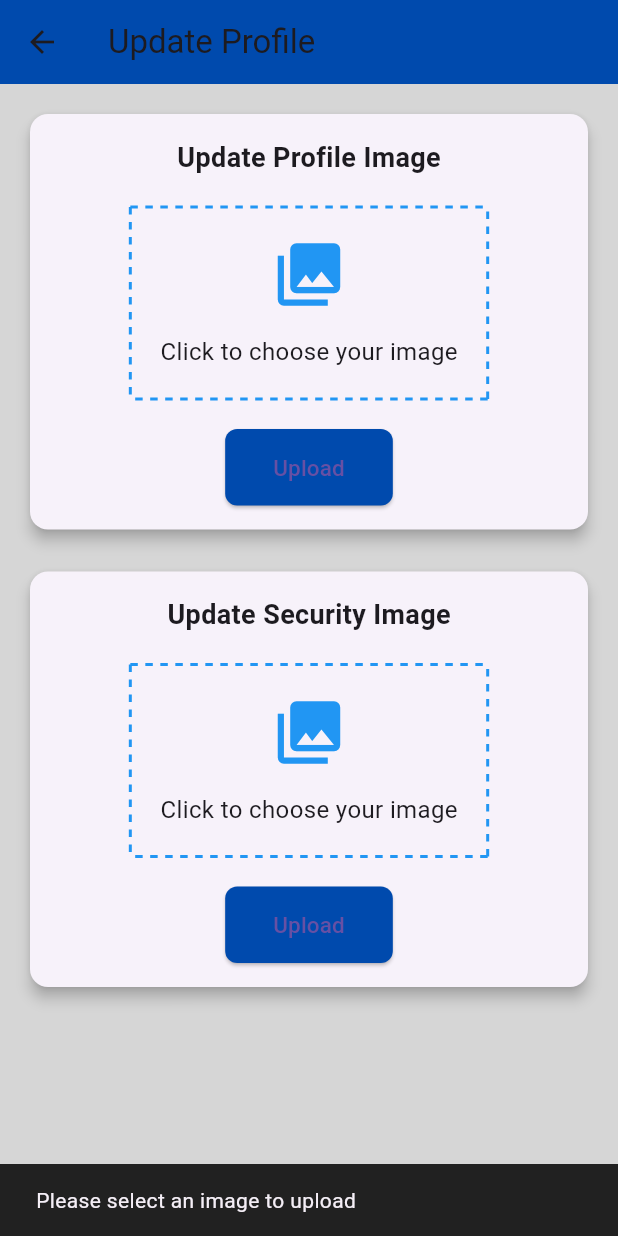
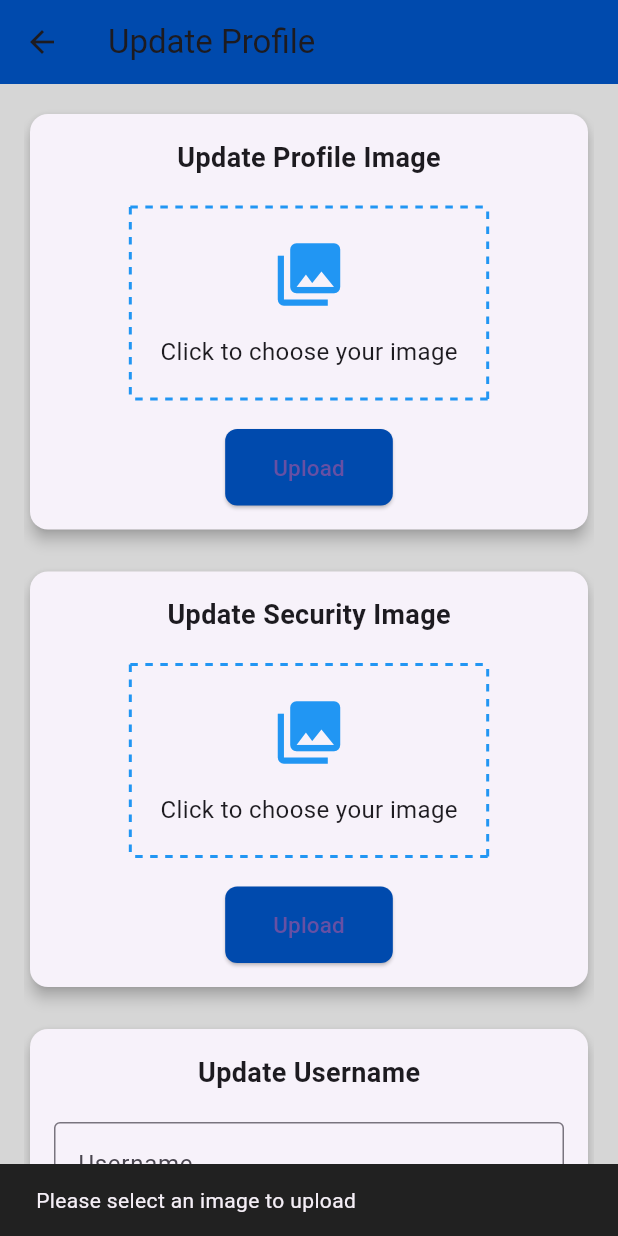
Before and after one commit to zahir248/niwos, a Flutter app: the UpdateProfilePage screen opened directly, after a tap on "Upload", on a phone screen of 412 x 824 dp. Run offline on Flutter 3.47's test engine with Material 3 defaults, Android fonts, the phone set to English and light mode, and no system bars; our stand-ins replace image_picker, local_auth, shared_preferences; missing offline and left inert: nfc_manager, razorpay_web; accounts and stored records are empty.

Commit message:
update username

```diff
--- a/lib/main.dart
+++ b/lib/main.dart
@@ -45,4 +45,5 @@ class AppConfig {
   static const String updateWalletBalancePath = '/niwos_api/update_wallet_balance.php';
   static const String retrieveTransactionPath = '/niwos_api/retrieve_transaction.php';
   static const String uploadSecurityImagePath = '/niwos_api/upload_security_image.php';
+  static const String updateUsernamePath = '/niwos_api/update_username.php';
 }
--- a/lib/views/profile_update_page.dart
+++ b/lib/views/profile_update_page.dart
@@ -13,6 +13,22 @@ class _UpdateProfilePageState extends State<UpdateProfilePage> {
   final ProfileController _controller = ProfileController();
   File? _selectedImage;
   File? _selectedSecurityImage;
+  final TextEditingController _usernameController = TextEditingController();
+
+  @override
+  void initState() {
+    super.initState();
+    _loadUsername();
+  }
+
+  Future<void> _loadUsername() async {
+    String? username = await _controller.getUsername();
+    if (username != null) {
+      setState(() {
+        _usernameController.text = username;
+      });
+    }
+  }
 
   @override
   Widget build(BuildContext context) {
@@ -24,10 +40,37 @@ class _UpdateProfilePageState extends State<UpdateProfilePage> {
       body: Container(
         color: Colors.grey[350],
         padding: EdgeInsets.all(16),
+        child: SingleChildScrollView(
           child: Column(
             crossAxisAlignment: CrossAxisAlignment.stretch,
             children: [
-            Card(
+              _buildImageCard('Update Profile Image', _selectedImage,
+                  _controller.pickImage, (file) {
+                    setState(() {
+                      _selectedImage = file;
+                    });
+                  }, _controller.uploadImage),
+              SizedBox(height: 20),
+              _buildImageCard('Update Security Image', _selectedSecurityImage,
+                  _controller.pickSecurityImage, (file) {
+                    setState(() {
+                      _selectedSecurityImage = file;
+                    });
+                  }, _controller.uploadSecurityImage),
+              SizedBox(height: 20),
+              _buildUsernameCard(),
+            ],
+          ),
+        ),
+      ),
+    );
+  }
+
+  Widget _buildImageCard(String title, File? imageFile,
+      Future<File?> Function(ImageSource) pickImageFunction,
+      Function(File?) onImagePicked,
+      Future<bool> Function(File) uploadFunction) {
+    return Card(
       elevation: 4,
       child: Padding(
         padding: EdgeInsets.all(16),
@@ -35,17 +78,15 @@ class _UpdateProfilePageState extends State<UpdateProfilePage> {
           crossAxisAlignment: CrossAxisAlignment.center,
           children: [
             Text(
-                      'Update Profile Image',
+              title,
               style: TextStyle(fontSize: 18, fontWeight: FontWeight.bold),
             ),
             SizedBox(height: 20),
             GestureDetector(
               onTap: () async {
-                        final file = await _controller.pickImage(ImageSource.gallery);
+                final file = await pickImageFunction(ImageSource.gallery);
                 if (file != null) {
-                          setState(() {
-                            _selectedImage = file;
-                          });
+                  onImagePicked(file);
                 }
               },
               child: CustomPaint(
@@ -54,9 +95,9 @@ class _UpdateProfilePageState extends State<UpdateProfilePage> {
                   color: Colors.transparent,
                   child: Container(
                     padding: EdgeInsets.symmetric(vertical: 20, horizontal: 20),
-                            child: _selectedImage != null
+                    child: imageFile != null
                         ? Image.file(
-                              _selectedImage!,
+                      imageFile,
                       width: 100,
                       height: 100,
                       fit: BoxFit.cover,
@@ -83,12 +124,12 @@ class _UpdateProfilePageState extends State<UpdateProfilePage> {
             SizedBox(height: 20),
             ElevatedButton(
               onPressed: () async {
-                        if (_selectedImage != null) {
-                          bool uploaded = await _controller.uploadImage(_selectedImage!);
+                if (imageFile != null) {
+                  bool uploaded = await uploadFunction(imageFile);
                   if (uploaded) {
                     ScaffoldMessenger.of(context).showSnackBar(
                       SnackBar(
-                                content: Text('Profile image uploaded successfully'),
+                        content: Text('Image uploaded successfully'),
                         backgroundColor: Colors.green[900],
                         duration: Duration(seconds: 2),
                       ),
@@ -96,7 +137,7 @@ class _UpdateProfilePageState extends State<UpdateProfilePage> {
                   } else {
                     ScaffoldMessenger.of(context).showSnackBar(
                       SnackBar(
-                                content: Text('Failed to upload profile image'),
+                        content: Text('Failed to upload image'),
                         backgroundColor: Colors.red[900],
                         duration: Duration(seconds: 2),
                       ),
@@ -116,7 +157,8 @@ class _UpdateProfilePageState extends State<UpdateProfilePage> {
                 shape: RoundedRectangleBorder(
                   borderRadius: BorderRadius.circular(8),
                 ),
-                        padding: const EdgeInsets.symmetric(vertical: 15, horizontal: 32),
+                padding: const EdgeInsets.symmetric(
+                    vertical: 15, horizontal: 32),
                 backgroundColor: Color(0xFF004AAD),
               ),
               child: Text('Upload', style: TextStyle(fontSize: 15)),
@@ -124,9 +166,11 @@ class _UpdateProfilePageState extends State<UpdateProfilePage> {
           ],
         ),
       ),
-            ),
-            SizedBox(height: 20),
-            Card(
+    );
+  }
+
+  Widget _buildUsernameCard() {
+    return Card(
       elevation: 4,
       child: Padding(
         padding: EdgeInsets.all(16),
@@ -134,60 +178,27 @@ class _UpdateProfilePageState extends State<UpdateProfilePage> {
           crossAxisAlignment: CrossAxisAlignment.center,
           children: [
             Text(
-                      'Update Security Image',
+              'Update Username',
               style: TextStyle(fontSize: 18, fontWeight: FontWeight.bold),
             ),
             SizedBox(height: 20),
-                    GestureDetector(
-                      onTap: () async {
-                        final file = await _controller.pickSecurityImage(ImageSource.gallery);
-                        if (file != null) {
-                          setState(() {
-                            _selectedSecurityImage = file;
-                          });
-                        }
-                      },
-                      child: CustomPaint(
-                        painter: DashedRectPainter(),
-                        child: Material(
-                          color: Colors.transparent,
-                          child: Container(
-                            padding: EdgeInsets.symmetric(vertical: 20, horizontal: 20),
-                            child: _selectedSecurityImage != null
-                                ? Image.file(
-                              _selectedSecurityImage!,
-                              width: 100,
-                              height: 100,
-                              fit: BoxFit.cover,
-                            )
-                                : Column(
-                              mainAxisAlignment: MainAxisAlignment.center,
-                              children: [
-                                Icon(
-                                  Icons.photo_library,
-                                  size: 50,
-                                  color: Colors.blue,
-                                ),
-                                SizedBox(height: 15),
-                                Text(
-                                  'Click to choose your image',
-                                  style: TextStyle(fontSize: 16),
-                                ),
-                              ],
-                            ),
-                          ),
-                        ),
+            TextField(
+              controller: _usernameController,
+              decoration: InputDecoration(
+                border: OutlineInputBorder(),
+                labelText: 'Username',
               ),
             ),
             SizedBox(height: 20),
             ElevatedButton(
               onPressed: () async {
-                        if (_selectedSecurityImage != null) {
-                          bool uploaded = await _controller.uploadSecurityImage(_selectedSecurityImage!);
-                          if (uploaded) {
+                String newUsername = _usernameController.text;
+                if (newUsername.isNotEmpty) {
+                  bool updated = await _controller.updateUsername(newUsername);
+                  if (updated) {
                     ScaffoldMessenger.of(context).showSnackBar(
                       SnackBar(
-                                content: Text('Security image uploaded successfully'),
+                        content: Text('Username updated successfully'),
                         backgroundColor: Colors.green[900],
                         duration: Duration(seconds: 2),
                       ),
@@ -195,7 +206,7 @@ class _UpdateProfilePageState extends State<UpdateProfilePage> {
                   } else {
                     ScaffoldMessenger.of(context).showSnackBar(
                       SnackBar(
-                                content: Text('Failed to upload security image'),
+                        content: Text('Failed to update username'),
                         backgroundColor: Colors.red[900],
                         duration: Duration(seconds: 2),
                       ),
@@ -204,7 +215,7 @@ class _UpdateProfilePageState extends State<UpdateProfilePage> {
                 } else {
                   ScaffoldMessenger.of(context).showSnackBar(
                     SnackBar(
-                              content: Text('Please select a security image to upload'),
+                      content: Text('Please enter a username'),
                       backgroundColor: Colors.grey[900],
                       duration: Duration(seconds: 2),
                     ),
@@ -215,14 +226,11 @@ class _UpdateProfilePageState extends State<UpdateProfilePage> {
                 shape: RoundedRectangleBorder(
                   borderRadius: BorderRadius.circular(8),
                 ),
-                        padding: const EdgeInsets.symmetric(vertical: 15, horizontal: 32),
+                padding: const EdgeInsets.symmetric(
+                    vertical: 15, horizontal: 32),
                 backgroundColor: Color(0xFF004AAD),
               ),
-                      child: Text('Upload', style: TextStyle(fontSize: 15)),
-                    ),
-                  ],
-                ),
-              ),
+              child: Text('Update', style: TextStyle(fontSize: 15)),
             ),
           ],
         ),
```
Also changed, not shown: lib/controllers/profile_update_page_controller.dart (+39 -0 lines). Lines whose indentation alone changed are shown as unchanged.
